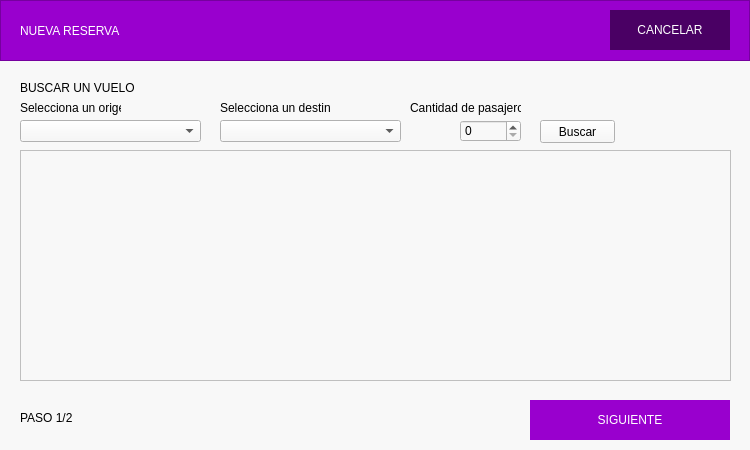
Qt form nuevareservauview.ui (Bguillenn/Fly-Reservations) before a commit.
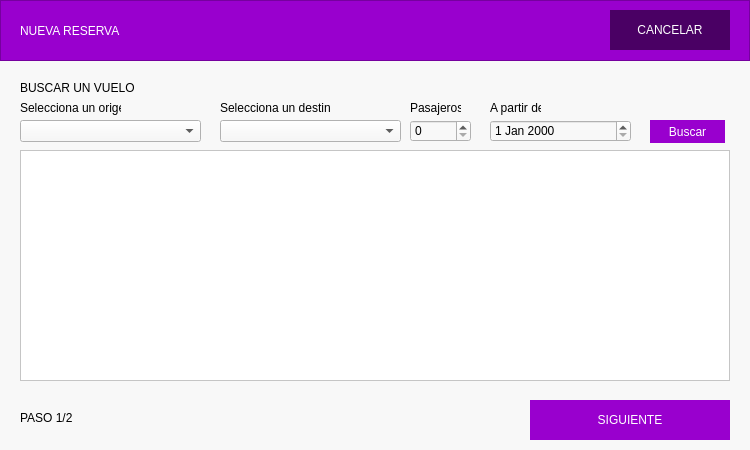
The same form after that commit.

The edit to the form file:
```diff
--- a/nuevareservauview.ui
+++ b/nuevareservauview.ui
@@ -132,18 +132,18 @@
     <rect>
      <x>410</x>
      <y>100</y>
-     <width>111</width>
+     <width>51</width>
      <height>16</height>
     </rect>
    </property>
    <property name="text">
-    <string>Cantidad de pasajeros</string>
+    <string>Pasajeros</string>
    </property>
   </widget>
   <widget class="QSpinBox" name="txtPasajeros">
    <property name="geometry">
     <rect>
-     <x>460</x>
+     <x>410</x>
      <y>120</y>
      <width>61</width>
      <height>22</height>
@@ -153,26 +153,33 @@
   <widget class="QPushButton" name="btnBuscar">
    <property name="geometry">
     <rect>
-     <x>540</x>
+     <x>650</x>
      <y>120</y>
      <width>75</width>
      <height>23</height>
     </rect>
    </property>
+   <property name="styleSheet">
+    <string notr="true">QPushButton{
+background-color: #9900CE;
+color: #ffffff;
+font: 800 8pt &quot;Roboto&quot;;
+border:none;
+transition: all .5s;
+}
+
+QPushButton:hover{
+	background-color: #6B0C8C
+}
+
+QPushButton:pressed{
+	background-color: #A30DD8;
+}</string>
+   </property>
    <property name="text">
     <string>Buscar</string>
    </property>
   </widget>
-  <widget class="QTableView" name="tblVuelos">
-   <property name="geometry">
-    <rect>
-     <x>20</x>
-     <y>150</y>
-     <width>711</width>
-     <height>231</height>
-    </rect>
-   </property>
-  </widget>
   <widget class="QLabel" name="label_5">
    <property name="geometry">
     <rect>
@@ -235,6 +242,42 @@
     <string>PASO 1/2</string>
    </property>
   </widget>
+  <widget class="QDateEdit" name="txtFecha">
+   <property name="geometry">
+    <rect>
+     <x>490</x>
+     <y>120</y>
+     <width>141</width>
+     <height>22</height>
+    </rect>
+   </property>
+  </widget>
+  <widget class="QLabel" name="label_7">
+   <property name="geometry">
+    <rect>
+     <x>490</x>
+     <y>100</y>
+     <width>51</width>
+     <height>16</height>
+    </rect>
+   </property>
+   <property name="text">
+    <string>A partir de</string>
+   </property>
+  </widget>
+  <widget class="QTableWidget" name="tblVuelos">
+   <property name="geometry">
+    <rect>
+     <x>20</x>
+     <y>150</y>
+     <width>710</width>
+     <height>231</height>
+    </rect>
+   </property>
+   <property name="styleSheet">
+    <string notr="true">background-color: white;</string>
+   </property>
+  </widget>
  </widget>
  <resources/>
  <connections/>
```
